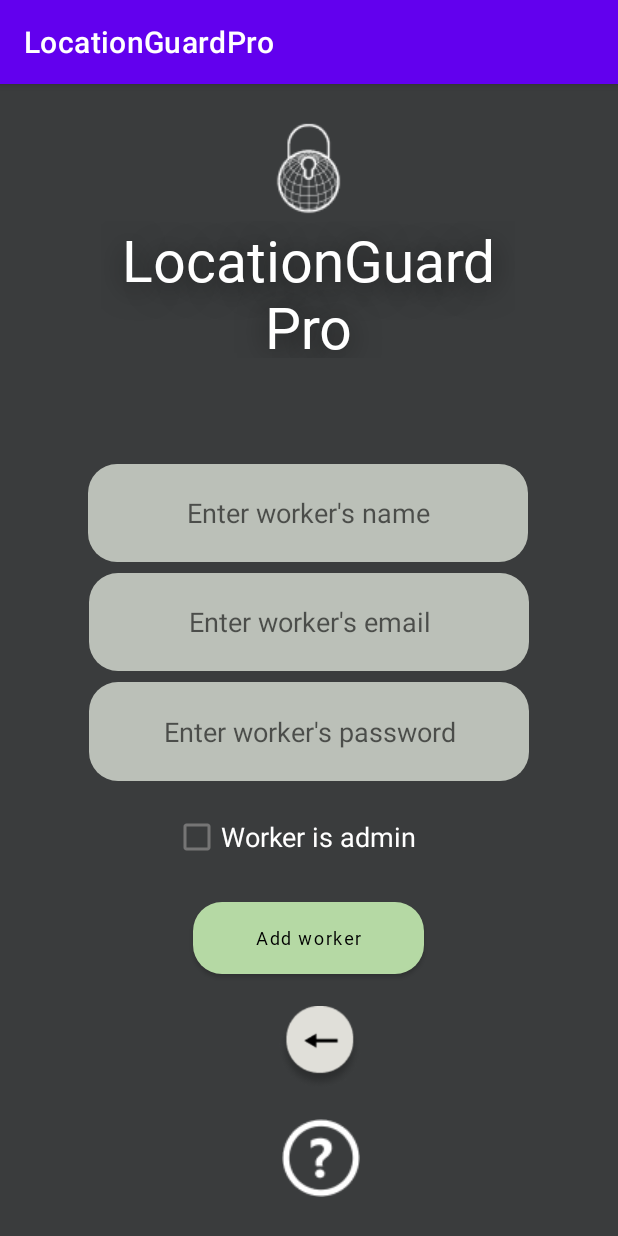
After one commit to m-bugaj/LocationGuard-Pro-App, an Android app built with Jetpack Compose: the RegisterScreenActivity screen opened directly, with no data from a screen before it, on a phone screen of 412 x 824 dp. The commit adds this screen. Run offline under Robolectric (Android 15) with nearby library versions, the phone set to English and light mode, and no system bars; our stand-ins replace Room's generated code.

Commit message:
admin role and adding new users

```diff
--- a/app/src/main/AndroidManifest.xml
+++ b/app/src/main/AndroidManifest.xml
@@ -16,6 +16,9 @@
         android:supportsRtl="true"
         android:theme="@style/Theme.LocationGuardPro"
         tools:targetApi="31">
+        <activity
+            android:name=".RegisterScreenActivity"
+            android:exported="false" />
         <activity
             android:name=".LoginScreenActivity"
             android:exported="true" />
--- a/app/src/main/java/com/example/locationguardpro/AppDatabase.kt
+++ b/app/src/main/java/com/example/locationguardpro/AppDatabase.kt
@@ -7,7 +7,7 @@ import com.example.locationguardpro.dao.WorkHoursDao
 import com.example.locationguardpro.model.User
 import com.example.locationguardpro.model.WorkHours
 
-@Database(entities = [User::class, WorkHours::class], version = 1)
+@Database(entities = [User::class, WorkHours::class], version = 2)
 abstract class AppDatabase : RoomDatabase() {
     abstract fun userDao(): UserDao
     abstract fun workHoursDao(): WorkHoursDao
--- a/app/src/main/java/com/example/locationguardpro/MyApplication.kt
+++ b/app/src/main/java/com/example/locationguardpro/MyApplication.kt
@@ -35,7 +35,7 @@ class MyApplication : Application() {
     }
 
     private fun addDefaultUserToDatabase() {
-        val defaultUser = User(username = "Jan Kowalski", email = "jan@kowalski.com", password = "Abcd1234")
+        val defaultUser = User(username = "Jan Kowalski", email = "jan@kowalski.com", password = "Abcd1234", isAdmin = true)
         runBlocking {
             appDatabase.userDao().insertUser(defaultUser)
         }
--- /dev/null
+++ b/app/src/main/java/com/example/locationguardpro/RegisterScreenActivity.kt
@@ -0,0 +1,86 @@
+package com.example.locationguardpro
+
+import android.content.Intent
+import androidx.appcompat.app.AppCompatActivity
+import android.os.Bundle
+import android.view.View
+import android.widget.Button
+import android.widget.CheckBox
+import android.widget.EditText
+import android.widget.ImageButton
+import android.widget.Toast
+import androidx.lifecycle.lifecycleScope
+import com.example.locationguardpro.model.User
+import kotlinx.coroutines.launch
+import kotlinx.coroutines.runBlocking
+
+class RegisterScreenActivity : AppCompatActivity() {
+    override fun onCreate(savedInstanceState: Bundle?) {
+        super.onCreate(savedInstanceState)
+        setContentView(R.layout.activity_register_screen)
+        val numberTextBox = findViewById<EditText>(R.id.name_text_box)
+        val passwordTextBox = findViewById<EditText>(R.id.password_text_box)
+        val emailTextBox = findViewById<EditText>(R.id.email_text_box)
+        val backButton = findViewById<ImageButton>(R.id.back_button)
+        val addButton = findViewById<Button>(R.id.add_button)
+        val adminCheckBox = findViewById<CheckBox>(R.id.admin_check_box)
+        val helpButton = findViewById<ImageButton>(R.id.help_button)
+
+        val myApplication = application as MyApplication
+        val appDatabase = myApplication.appDatabase
+
+
+        addButton.setOnClickListener{
+            lifecycleScope.launch {
+                val username = numberTextBox.text.toString()
+                val email = emailTextBox.text.toString()
+                val password = passwordTextBox.text.toString()
+                val isAdmin = adminCheckBox.isChecked
+
+                // Pobierz dostęp do UserDao z AppDatabase
+                val userDao = appDatabase.userDao()
+
+                // Sprawdź, czy użytkownik istnieje w bazie danych
+                val user = userDao.getUserByUsername(username)
+
+                if(user == null){
+                    val newUser = User(username = username, email = email, password = password, isAdmin = isAdmin)
+                    runBlocking {
+                        appDatabase.userDao().insertUser(newUser)
+                    }
+                    showToast("Added user")
+                    numberTextBox.text.clear()
+                    emailTextBox.text.clear()
+                    passwordTextBox.text.clear()
+
+                }
+                else{
+                    showToast("User already exists")
+                }
+
+
+
+
+            }
+
+        }
+
+        backButton.setOnClickListener{
+            val intent = Intent(this, HomeScreenActivity::class.java)
+            startActivity(intent)
+            overridePendingTransition(R.anim.fade_in, R.anim.fade_out)
+        }
+
+        helpButton.setOnClickListener {
+            val intent = Intent(this, HelpScreenActivity::class.java)
+            intent.putExtra("isFromHomeScreen", 1)
+            startActivity(intent)
+            overridePendingTransition(androidx.appcompat.R.anim.abc_slide_in_bottom, android.R.anim.fade_in)
+        }
+
+    }
+
+    private fun showToast(message: String) {
+        Toast.makeText(this, message, Toast.LENGTH_SHORT).show()
+    }
+}
--- a/app/src/main/java/com/example/locationguardpro/dao/UserDao.kt
+++ b/app/src/main/java/com/example/locationguardpro/dao/UserDao.kt
@@ -15,4 +15,7 @@ interface UserDao {
 
     @Query("SELECT * FROM users WHERE username = :username AND password = :password")
     suspend fun getUserByUsernameAndPassword(username: String, password: String): User?
+
+    @Query("SELECT * FROM users WHERE username = :username")
+    suspend fun getUserByUsername(username: String): User?
 }
--- a/app/src/main/java/com/example/locationguardpro/model/User.kt
+++ b/app/src/main/java/com/example/locationguardpro/model/User.kt
@@ -9,5 +9,6 @@ data class User(
     val userId: Long = 0,
     val username: String,
     val email: String,
-    val password: String
+    val password: String,
+    val isAdmin: Boolean = false
 )
--- /dev/null
+++ b/app/src/main/res/layout/activity_register_screen.xml
@@ -0,0 +1,166 @@
+<?xml version="1.0" encoding="utf-8"?>
+<androidx.constraintlayout.widget.ConstraintLayout xmlns:android="http://schemas.android.com/apk/res/android"
+    xmlns:app="http://schemas.android.com/apk/res-auto"
+    xmlns:tools="http://schemas.android.com/tools"
+    android:layout_width="match_parent"
+    android:layout_height="match_parent"
+    tools:context=".RegisterScreenActivity">
+
+    <EditText
+        android:id="@+id/email_text_box"
+        android:layout_width="293dp"
+        android:layout_height="65dp"
+        android:background="@drawable/start_button_aft"
+        android:cursorVisible="false"
+        android:ems="10"
+        android:hint="Enter worker's email"
+        android:inputType="text"
+        android:textAlignment="center"
+        app:layout_constraintBottom_toBottomOf="parent"
+        app:layout_constraintEnd_toEndOf="parent"
+        app:layout_constraintStart_toStartOf="parent"
+        app:layout_constraintTop_toTopOf="parent"
+        app:layout_constraintVertical_bias="0.464" />
+
+    <ImageButton
+        android:id="@+id/help_button"
+        style="@style/Widget.AppCompat.ImageButton"
+        android:layout_width="wrap_content"
+        android:layout_height="wrap_content"
+        android:backgroundTint="#00FFFFFF"
+        android:contentDescription="help_button"
+        android:visibility="visible"
+        app:layout_constraintBottom_toBottomOf="parent"
+        app:layout_constraintEnd_toEndOf="parent"
+        app:layout_constraintHorizontal_bias="0.524"
+        app:layout_constraintStart_toStartOf="parent"
+        app:layout_constraintTop_toTopOf="parent"
+        app:layout_constraintVertical_bias="0.977"
+        app:srcCompat="@drawable/helpiconwhite_1" />
+
+    <ImageButton
+        android:id="@+id/back_button"
+        style="@style/Widget.AppCompat.ImageButton"
+        android:layout_width="76dp"
+        android:layout_height="76dp"
+        android:backgroundTint="#00FFFFFF"
+        android:contentDescription="back_button"
+        android:scaleType="centerCrop"
+        android:visibility="visible"
+        app:layout_constraintBottom_toBottomOf="parent"
+        app:layout_constraintEnd_toEndOf="parent"
+        app:layout_constraintHorizontal_bias="0.524"
+        app:layout_constraintStart_toStartOf="parent"
+        app:layout_constraintTop_toTopOf="parent"
+        app:layout_constraintVertical_bias="0.874"
+        app:srcCompat="@drawable/back_icon" />
+
+    <Button
+        android:id="@+id/add_button"
+        android:layout_width="154dp"
+        android:layout_height="48dp"
+        android:layout_marginStart="36dp"
+        android:background="@drawable/start_button_bef"
+        android:fontFamily="@font/jura_medium"
+        android:text="Add worker"
+        android:textAlignment="center"
+        android:textAllCaps="false"
+        android:textColor="#000000"
+        android:textIsSelectable="false"
+        android:textSize="12sp"
+        android:visibility="visible"
+        app:backgroundTint="@null"
+        app:layout_constraintBottom_toBottomOf="parent"
+        app:layout_constraintEnd_toEndOf="parent"
+        app:layout_constraintHorizontal_bias="0.418"
+        app:layout_constraintStart_toStartOf="parent"
+        app:layout_constraintTop_toTopOf="parent"
+        app:layout_constraintVertical_bias="0.757"
+        tools:visibility="visible" />
+
+    <EditText
+        android:id="@+id/password_text_box"
+        android:layout_width="293dp"
+        android:layout_height="66dp"
+        android:background="@drawable/start_button_aft"
+        android:cursorVisible="false"
+        android:ems="10"
+        android:hint="Enter worker's password"
+        android:inputType="textPassword"
+        android:textAlignment="center"
+        app:layout_constraintBottom_toBottomOf="parent"
+        app:layout_constraintEnd_toEndOf="parent"
+        app:layout_constraintStart_toStartOf="parent"
+        app:layout_constraintTop_toTopOf="parent"
+        app:layout_constraintVertical_bias="0.568" />
+
+    <EditText
+        android:id="@+id/name_text_box"
+        android:layout_width="293dp"
+        android:layout_height="65dp"
+        android:background="@drawable/start_button_aft"
+        android:cursorVisible="false"
+        android:ems="10"
+        android:hint="Enter worker's name"
+        android:inputType="text"
+        android:textAlignment="center"
+        app:layout_constraintBottom_toBottomOf="parent"
+        app:layout_constraintEnd_toEndOf="parent"
+        app:layout_constraintHorizontal_bias="0.497"
+        app:layout_constraintStart_toStartOf="parent"
+        app:layout_constraintTop_toTopOf="parent"
+        app:layout_constraintVertical_bias="0.361" />
+
+    <ImageView
+        android:id="@+id/imageView3"
+        android:layout_width="wrap_content"
+        android:layout_height="wrap_content"
+        android:contentDescription="@string/app_logo"
+        android:src="@drawable/logowh_1"
+        android:visibility="visible"
+        app:layout_constraintBottom_toBottomOf="parent"
+        app:layout_constraintEnd_toEndOf="parent"
+        app:layout_constraintHorizontal_bias="0.498"
+        app:layout_constraintStart_toStartOf="parent"
+        app:layout_constraintTop_toTopOf="parent"
+        app:layout_constraintVertical_bias="0.024"
+        app:srcCompat="@drawable/logowh_1"
+        tools:visibility="visible" />
+
+    <TextView
+        android:id="@+id/textView3"
+        android:layout_width="276dp"
+        android:layout_height="91dp"
+        android:contentDescription="@string/app_text_logo"
+        android:fontFamily="@font/jura_medium"
+        android:shadowColor="#9F000000"
+        android:shadowDx="0"
+        android:shadowDy="4"
+        android:shadowRadius="25"
+        android:text="@string/app_name_space"
+        android:textAlignment="center"
+        android:textColor="#FFFFFF"
+        android:textSize="38sp"
+        android:visibility="visible"
+        app:layout_constraintBottom_toBottomOf="parent"
+        app:layout_constraintEnd_toEndOf="parent"
+        app:layout_constraintHorizontal_bias="0.496"
+        app:layout_constraintStart_toStartOf="parent"
+        app:layout_constraintTop_toTopOf="parent"
+        app:layout_constraintVertical_bias="0.135"
+        tools:visibility="visible" />
+
+    <CheckBox
+        android:id="@+id/admin_check_box"
+        android:layout_width="180dp"
+        android:layout_height="60dp"
+        android:text="Worker is admin"
+        android:textColor="@color/white"
+        android:textSize="18sp"
+        app:layout_constraintBottom_toBottomOf="parent"
+        app:layout_constraintEnd_toEndOf="parent"
+        app:layout_constraintHorizontal_bias="0.497"
+        app:layout_constraintStart_toStartOf="parent"
+        app:layout_constraintTop_toTopOf="parent"
+        app:layout_constraintVertical_bias="0.667" />
+</androidx.constraintlayout.widget.ConstraintLayout>
```
Also changed, not shown: app/src/main/java/com/example/locationguardpro/HomeScreenActivity.kt (+20 -1 lines), app/src/main/java/com/example/locationguardpro/LoginScreenActivity.kt (+11 -14 lines), app/src/main/res/layout/home.xml (+21 -0 lines), app/src/main/res/layout/login_screen.xml (+21 -21 lines).
